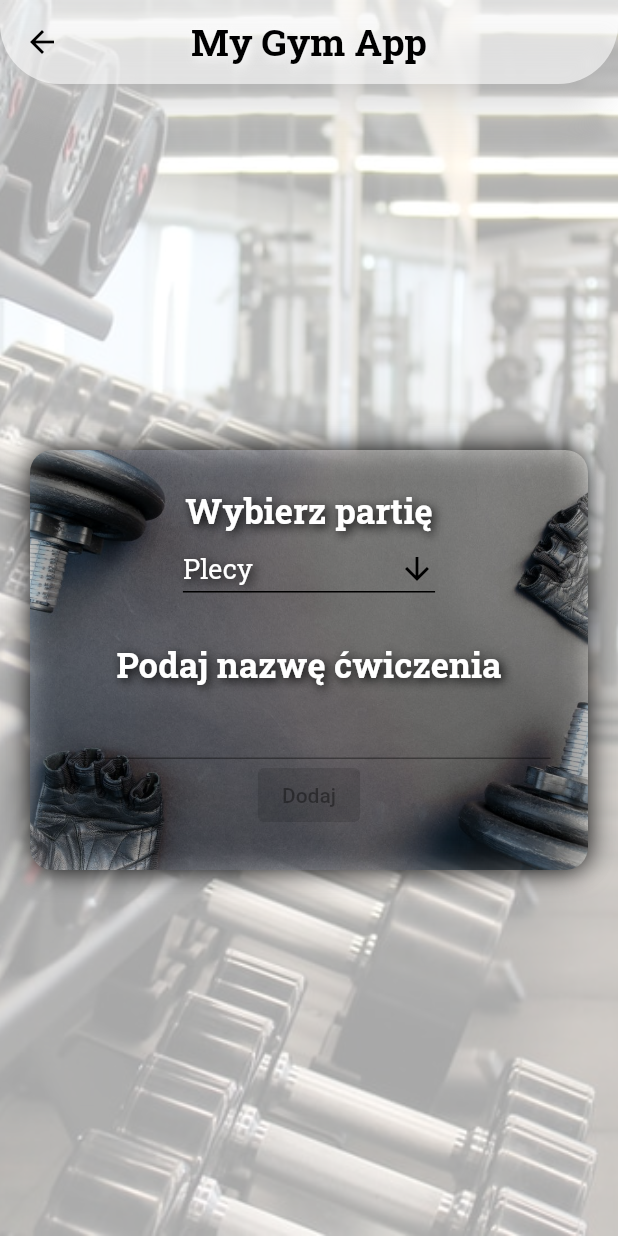
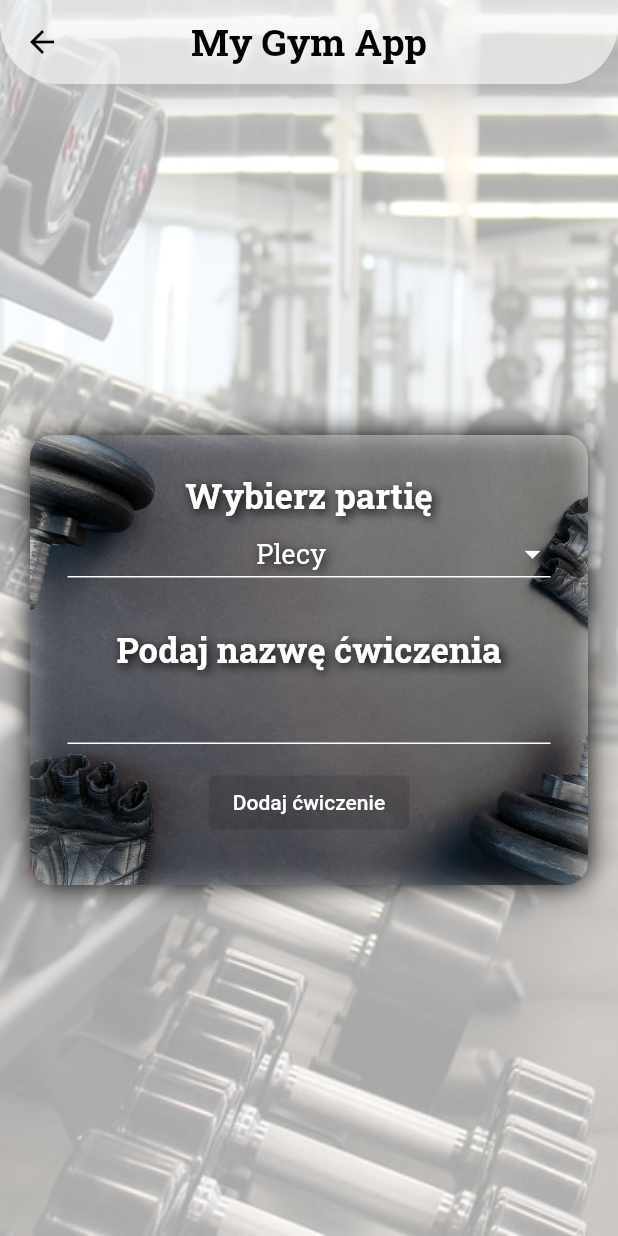
Before and after one commit to sebastiangirsza/my_gym_app, a Flutter app: the AddExercisesPageContent screen opened directly, on a phone screen of 412 x 824 dp. Run offline on Flutter 3.47's test engine with Material 2 defaults, Android fonts, the phone set to English and light mode, and no system bars; our stand-ins replace cloud_firestore, firebase_auth, firebase_core, google_fonts; accounts and stored records are empty.

Commit message:
Edit ElevatedButton and DropdownButton

```diff
--- a/lib/app/home/plans/add_exercises_page_content.dart
+++ b/lib/app/home/plans/add_exercises_page_content.dart
@@ -61,7 +61,7 @@ class _AddExercisesPageContentState extends State<AddExercisesPageContent> {
           child: Padding(
             padding: const EdgeInsets.all(20.0),
             child: Container(
-              height: 280,
+              height: 300,
               decoration: BoxDecoration(
                 boxShadow: const <BoxShadow>[
                   BoxShadow(
@@ -95,22 +95,25 @@ class _AddExercisesPageContentState extends State<AddExercisesPageContent> {
                           ],
                           fontSize: 23,
                           fontWeight: FontWeight.bold,
-                          color: Color.fromARGB(255, 255, 255, 255),
+                          color: const Color.fromARGB(255, 255, 255, 255),
                         ),
                       ),
-                      DropdownButton<String>(
+                      Padding(
+                        padding: const EdgeInsets.only(left: 25.0, right: 25.0),
+                        child: DropdownButton<String>(
+                          isExpanded: true,
                           value: partName,
                           icon: const Icon(
-                          Icons.arrow_downward,
-                          color: Colors.black,
+                            Icons.arrow_drop_down,
+                            color: Colors.white,
                           ),
                           elevation: 0,
-                        dropdownColor: Colors.white.withOpacity(0.9),
+                          dropdownColor: Colors.black.withOpacity(0.9),
                           borderRadius: BorderRadius.circular(15),
                           style: const TextStyle(color: Colors.black),
                           underline: Container(
                             height: 1,
-                          color: Colors.black,
+                            color: Colors.white,
                           ),
                           onChanged: (String? newPart) {
                             setState(() {
@@ -140,11 +143,13 @@ class _AddExercisesPageContentState extends State<AddExercisesPageContent> {
                                     ),
                                   ],
                                   fontSize: 18,
-                                color: Color.fromARGB(255, 255, 255, 255),
+                                  color:
+                                      const Color.fromARGB(255, 255, 255, 255),
                                 ),
                               )),
                             );
                           }).toList(),
+                        ),
                       ),
                       const SizedBox(height: 25),
                       Text(
@@ -159,12 +164,13 @@ class _AddExercisesPageContentState extends State<AddExercisesPageContent> {
                           ],
                           fontSize: 23,
                           fontWeight: FontWeight.bold,
-                          color: Color.fromARGB(255, 255, 255, 255),
+                          color: const Color.fromARGB(255, 255, 255, 255),
                         ),
                       ),
                       Padding(
                         padding: const EdgeInsets.only(left: 25.0, right: 25),
                         child: TextField(
+                          textAlign: TextAlign.center,
                           style: GoogleFonts.robotoSlab(
                             shadows: const <Shadow>[
                               Shadow(
@@ -174,9 +180,15 @@ class _AddExercisesPageContentState extends State<AddExercisesPageContent> {
                               ),
                             ],
                             fontSize: 18,
-                            color: Color.fromARGB(255, 255, 255, 255),
+                            color: const Color.fromARGB(255, 255, 255, 255),
                           ),
                           decoration: const InputDecoration(
+                            enabledBorder: UnderlineInputBorder(
+                              borderSide: BorderSide(color: Colors.white),
+                            ),
+                            focusedBorder: UnderlineInputBorder(
+                              borderSide: BorderSide(color: Colors.white),
+                            ),
                             hintText: '',
                           ),
                           onChanged: (newExercises) {
@@ -186,7 +198,10 @@ class _AddExercisesPageContentState extends State<AddExercisesPageContent> {
                           },
                         ),
                       ),
-                      ElevatedButton(
+                      Padding(
+                        padding: const EdgeInsets.only(
+                            top: 15, left: 30.0, right: 30),
+                        child: ElevatedButton(
                           onPressed: partName.isEmpty || exercisesName.isEmpty
                               ? null
                               : () {
@@ -198,7 +213,14 @@ class _AddExercisesPageContentState extends State<AddExercisesPageContent> {
                                   });
                                   Navigator.pop(context);
                                 },
-                        child: const Text('Dodaj'),
+                          style: ElevatedButton.styleFrom(
+                            primary: Colors.black,
+                          ),
+                          child: const Text(
+                            'Dodaj ćwiczenie',
+                            style: TextStyle(color: Colors.white),
+                          ),
+                        ),
                       ),
                     ],
                   ),
```
Lines whose indentation alone changed are shown as unchanged.
